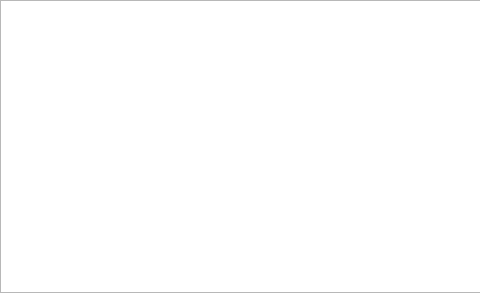
Above: plotwidget.ui from bendalab/NixView before the change; both pictures show x 0 to 480 and y 0 to 293 of the 789 by 293 pixel window. Below: the same form after it.
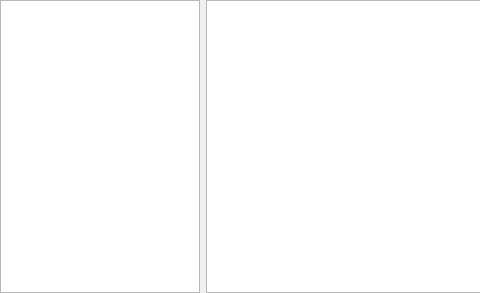
That is the form after the change.

Commit message: add simple description panel to plotwidget

What changed in the file:
```diff
--- a/plotwidget.ui
+++ b/plotwidget.ui
@@ -22,7 +22,7 @@
   <property name="styleSheet">
    <string notr="true"/>
   </property>
-  <layout class="QVBoxLayout" name="verticalLayout">
+  <layout class="QHBoxLayout" name="horizontalLayout">
    <property name="leftMargin">
     <number>0</number>
    </property>
@@ -35,8 +35,36 @@
    <property name="bottomMargin">
     <number>0</number>
    </property>
+   <item>
+    <widget class="QTextEdit" name="entityDescription">
+     <property name="sizePolicy">
+      <sizepolicy hsizetype="Maximum" vsizetype="Expanding">
+       <horstretch>0</horstretch>
+       <verstretch>0</verstretch>
+      </sizepolicy>
+     </property>
+     <property name="maximumSize">
+      <size>
+       <width>200</width>
+       <height>16777215</height>
+      </size>
+     </property>
+     <property name="undoRedoEnabled">
+      <bool>false</bool>
+     </property>
+     <property name="readOnly">
+      <bool>true</bool>
+     </property>
+    </widget>
+   </item>
    <item>
     <widget class="QScrollArea" name="scrollArea">
+     <property name="sizePolicy">
+      <sizepolicy hsizetype="Expanding" vsizetype="Expanding">
+       <horstretch>0</horstretch>
+       <verstretch>0</verstretch>
+      </sizepolicy>
+     </property>
      <property name="verticalScrollBarPolicy">
       <enum>Qt::ScrollBarAlwaysOn</enum>
      </property>
@@ -51,7 +79,7 @@
        <rect>
         <x>0</x>
         <y>0</y>
-        <width>771</width>
+        <width>561</width>
         <height>291</height>
        </rect>
       </property>
```
The commit also changes 2 other files.
